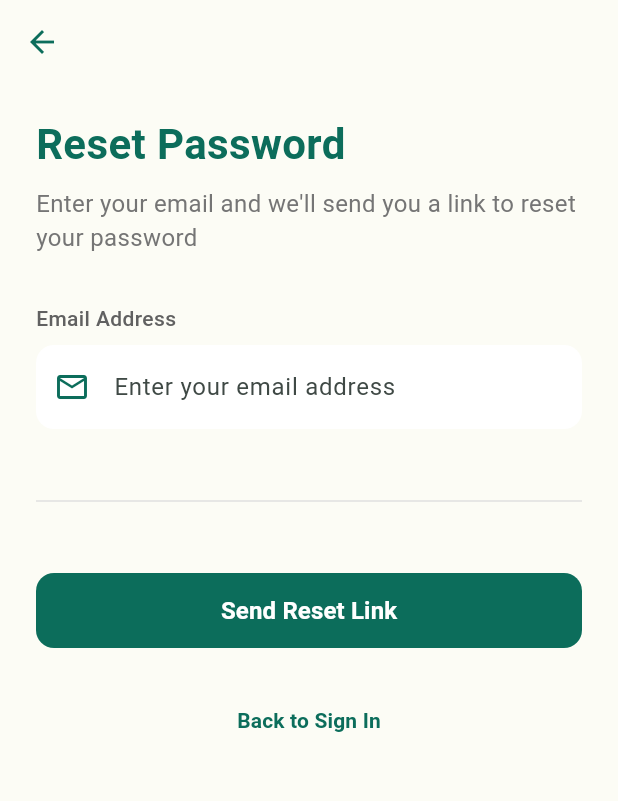
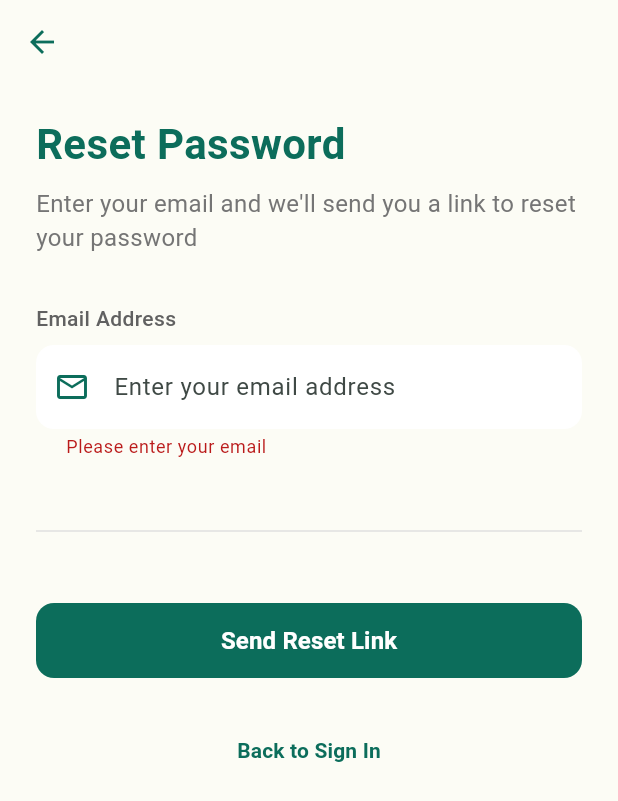
Before and after one commit to JuniorCarti/Haraka-Afya_AI, a Flutter app: the ResetPasswordPage screen opened directly, after a tap on "Send Reset Link", on a phone screen of 412 x 824 dp. Shown: the top 801 px of the screen. Run offline on Flutter 3.47's test engine with Material 3 defaults, Android fonts, the light colour scheme and no system bars; our stand-ins replace firebase_auth, firebase_core, flutter_svg, google_sign_in, shared_preferences, smooth_page_indicator; accounts and stored records are empty.

Commit message:
fix: ensure only registered users can request password reset

```diff
--- a/lib/screens/auth/reset_password_page.dart
+++ b/lib/screens/auth/reset_password_page.dart
@@ -1,13 +1,65 @@
 import 'package:flutter/material.dart';
+import 'package:firebase_auth/firebase_auth.dart';
 
-class ResetPasswordPage extends StatelessWidget {
+class ResetPasswordPage extends StatefulWidget {
   const ResetPasswordPage({super.key});
 
   @override
-  Widget build(BuildContext context) {
+  State<ResetPasswordPage> createState() => _ResetPasswordPageState();
+}
+
+class _ResetPasswordPageState extends State<ResetPasswordPage> {
   final Color primaryColor = const Color(0xFF0C6D5B);
   final Color backgroundColor = const Color(0xFFfcfcf5);
 
+  final _emailController = TextEditingController();
+  final _formKey = GlobalKey<FormState>();
+  bool _isLoading = false;
+
+  @override
+  void dispose() {
+    _emailController.dispose();
+    super.dispose();
+  }
+
+  Future<void> _sendResetLink() async {
+    if (!_formKey.currentState!.validate()) return;
+
+    setState(() => _isLoading = true);
+    try {
+      await FirebaseAuth.instance
+          .sendPasswordResetEmail(email: _emailController.text.trim());
+
+      ScaffoldMessenger.of(context).showSnackBar(
+        SnackBar(
+          content: const Text('Password reset link sent to your email.'),
+          backgroundColor: Colors.green,
+        ),
+      );
+
+      Navigator.pop(context); // Optionally go back to login
+    } on FirebaseAuthException catch (e) {
+      String message = 'Something went wrong.';
+      if (e.code == 'user-not-found') {
+        message = 'No user found with this email.';
+      } else if (e.code == 'invalid-email') {
+        message = 'Please enter a valid email address.';
+      }
+
+      ScaffoldMessenger.of(context).showSnackBar(
+        SnackBar(content: Text(message), backgroundColor: Colors.red),
+      );
+    } catch (e) {
+      ScaffoldMessenger.of(context).showSnackBar(
+        SnackBar(content: Text('Error: $e'), backgroundColor: Colors.red),
+      );
+    } finally {
+      setState(() => _isLoading = false);
+    }
+  }
+
+  @override
+  Widget build(BuildContext context) {
     return Scaffold(
       backgroundColor: backgroundColor,
       appBar: AppBar(
@@ -42,7 +94,11 @@ class ResetPasswordPage extends StatelessWidget {
               ),
               const SizedBox(height: 32),
 
-              // Email field
+              Form(
+                key: _formKey,
+                child: Column(
+                  crossAxisAlignment: CrossAxisAlignment.start,
+                  children: [
                     Text(
                       'Email Address',
                       style: TextStyle(
@@ -52,10 +108,13 @@ class ResetPasswordPage extends StatelessWidget {
                       ),
                     ),
                     const SizedBox(height: 8),
-              TextField(
+                    TextFormField(
+                      controller: _emailController,
+                      keyboardType: TextInputType.emailAddress,
                       decoration: InputDecoration(
                         hintText: 'Enter your email address',
-                  prefixIcon: Icon(Icons.email_outlined, color: primaryColor),
+                        prefixIcon:
+                            Icon(Icons.email_outlined, color: primaryColor),
                         filled: true,
                         fillColor: Colors.white,
                         border: OutlineInputBorder(
@@ -63,18 +122,27 @@ class ResetPasswordPage extends StatelessWidget {
                           borderSide: BorderSide.none,
                         ),
                         contentPadding: const EdgeInsets.symmetric(
-                    vertical: 16, horizontal: 16,
+                          vertical: 16,
+                          horizontal: 16,
                         ),
                       ),
-                keyboardType: TextInputType.emailAddress,
+                      validator: (value) {
+                        if (value == null || value.isEmpty) {
+                          return 'Please enter your email';
+                        }
+                        if (!RegExp(r'^[\w-\.]+@([\w-]+\.)+[\w-]{2,4}$')
+                            .hasMatch(value)) {
+                          return 'Please enter a valid email';
+                        }
+                        return null;
+                      },
                     ),
+                  ],
+                ),
+              ),
+
               const SizedBox(height: 40),
-
-              // Divider
-              Divider(
-                thickness: 1,
-                color: Colors.grey.shade300,
-              ),
+              Divider(thickness: 1, color: Colors.grey.shade300),
               const SizedBox(height: 40),
 
               // Send reset link button
@@ -82,7 +150,7 @@ class ResetPasswordPage extends StatelessWidget {
                 width: double.infinity,
                 height: 50,
                 child: ElevatedButton(
-                  onPressed: () {},
+                  onPressed: _isLoading ? null : _sendResetLink,
                   style: ElevatedButton.styleFrom(
                     backgroundColor: primaryColor,
                     shape: RoundedRectangleBorder(
@@ -90,7 +158,16 @@ class ResetPasswordPage extends StatelessWidget {
                     ),
                     elevation: 0,
                   ),
-                  child: const Text(
+                  child: _isLoading
+                      ? const SizedBox(
+                          width: 22,
+                          height: 22,
+                          child: CircularProgressIndicator(
+                            strokeWidth: 2.5,
+                            color: Colors.white,
+                          ),
+                        )
+                      : const Text(
                           'Send Reset Link',
                           style: TextStyle(
                             fontSize: 16,
@@ -115,7 +192,7 @@ class ResetPasswordPage extends StatelessWidget {
                   ),
                 ),
               ),
-              const SizedBox(height: 20), // Extra padding at bottom
+              const SizedBox(height: 20),
             ],
           ),
         ),
```
Lines whose indentation alone changed are shown as unchanged.
